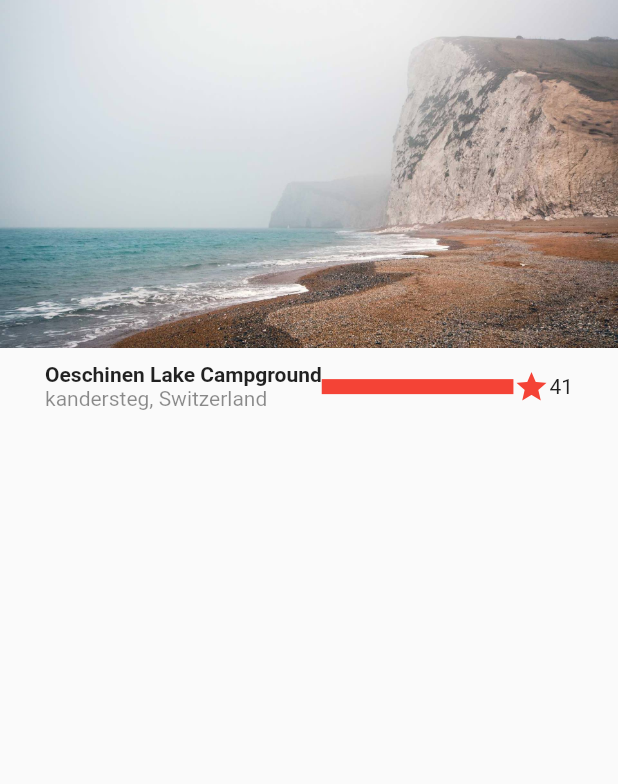
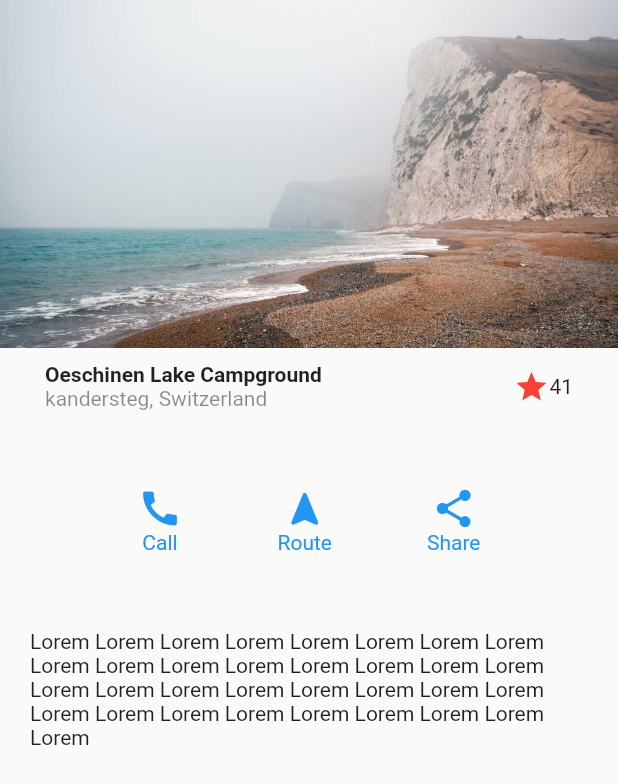
Before and after one commit to BryanParada/designsApp, a Flutter app: the screen it shows after launch, on a phone screen of 412 x 824 dp. Shown: the top 784 px of the screen. Run offline on Flutter 3.47's test engine with Material 2 defaults, Android fonts, the phone set to English and light mode, and no system bars.

Commit message:
F144 - basic design pt3

```diff
--- a/lib/screens/basic_design.dart
+++ b/lib/screens/basic_design.dart
@@ -14,7 +14,19 @@ class BasicDesignScreen extends StatelessWidget {
 
 
           //TItulo
-          Title()
+          Title(),
+
+
+          //button section
+          ButtonSection(),
+
+          //Descripcion
+          Container(
+            margin: EdgeInsets.symmetric( horizontal: 20, vertical: 10),
+            child: Text('Lorem Lorem Lorem Lorem Lorem Lorem Lorem Lorem Lorem Lorem Lorem Lorem Lorem Lorem Lorem Lorem Lorem Lorem Lorem Lorem Lorem Lorem Lorem Lorem Lorem Lorem Lorem Lorem Lorem Lorem Lorem Lorem Lorem ')
+            )
+
+
         ],
       ),
     );
@@ -44,7 +56,7 @@ class Title extends StatelessWidget {
           ),
 
           //Expanded(child: Container( color: Colors.red, height: 10)), //para ver la separacion
-          Expanded(child: Container( color: Colors.red, height: 10)),
+          Expanded(child: Container( )),
 
           Icon( Icons.star, color: Colors.red),
           Text('41')
@@ -53,3 +65,51 @@ class Title extends StatelessWidget {
     );
   }
 }
+
+
+class ButtonSection extends StatelessWidget {
+  const ButtonSection({
+    Key? key,
+  }) : super(key: key);
+
+  @override
+  Widget build(BuildContext context) {
+
+    return Container(
+      margin: EdgeInsets.symmetric(horizontal: 60, vertical:40),
+            child: Row(
+            mainAxisAlignment: MainAxisAlignment.spaceAround,
+            children: [
+
+              CustomButton(icon: Icons.call, text: 'Call',),
+              CustomButton(icon: Icons.navigation_rounded, text: 'Route',),
+              CustomButton(icon: Icons.share, text: 'Share'),
+
+
+            ],
+          ),
+        );
+    }
+}
+
+class CustomButton extends StatelessWidget {
+
+  final IconData icon;
+  final String text;
+
+  const CustomButton({
+    Key? key,
+    required this.icon,
+    required this.text,
+  }) : super(key: key);
+
+  @override
+  Widget build(BuildContext context) {
+    return Column(
+      children: [
+        Icon( icon, color: Colors.blue, size:30),
+        Text(text, style: TextStyle(color: Colors.blue),)
+      ],
+    );
+  }
+}
```
